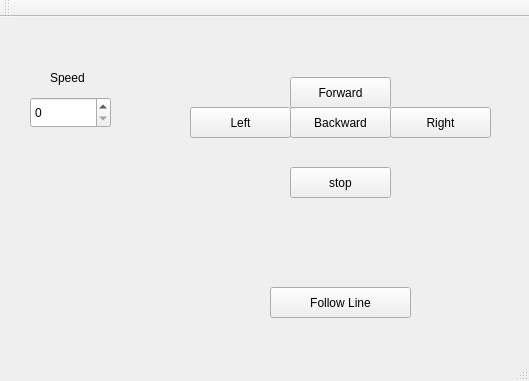
This is Roboter_GUI/mainwindow.ui in eneles91/ProgMechSys as Qt 5 draws it before an edit. The edited form follows.
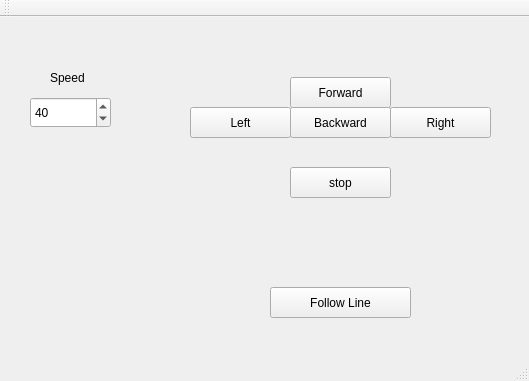
This is the edited form.

What changed in the file:
```diff
--- a/Roboter_GUI/mainwindow.ui
+++ b/Roboter_GUI/mainwindow.ui
@@ -101,6 +101,9 @@
       <height>31</height>
      </rect>
     </property>
+    <property name="value">
+     <number>40</number>
+    </property>
    </widget>
    <widget class="QPushButton" name="btn_followLine">
     <property name="geometry">
```
